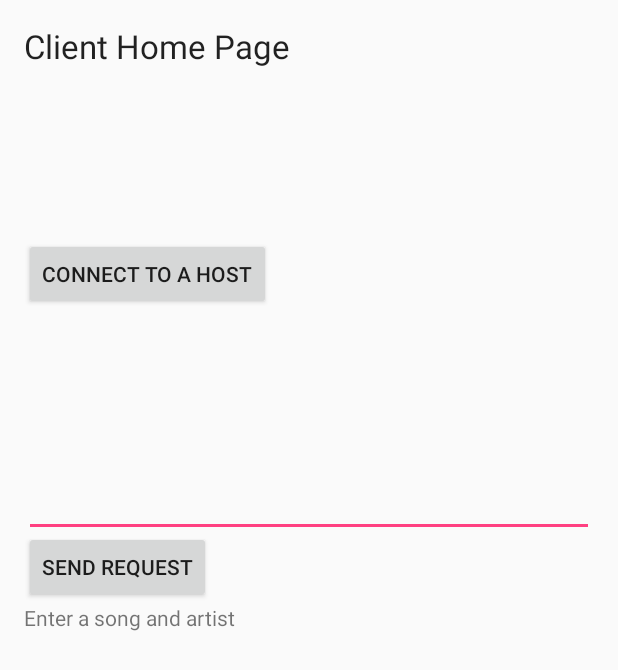
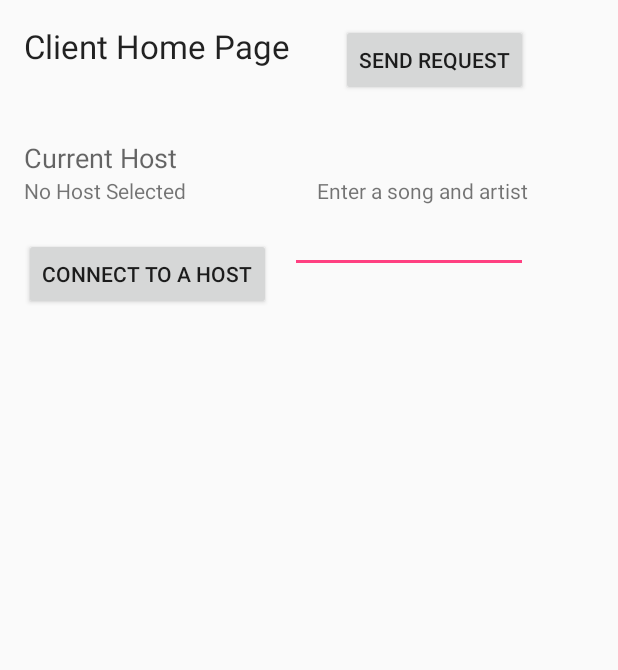
Before and after one commit to aJimmer/HackPoly2016, an Android app: the ClientMainActivity screen opened directly, with no data from a screen before it, on a phone screen of 412 x 824 dp. Shown: the top 670 px of the screen. Run offline under Robolectric (Android 15) with nearby library versions, the phone set to English and light mode, and no system bars.

Commit message:
ClientMainActivity

```diff
--- a/HackPoly2016/app/src/main/java/com/inasweaterpoorlyknit/hackpoly2016/ClientMainActivity.java
+++ b/HackPoly2016/app/src/main/java/com/inasweaterpoorlyknit/hackpoly2016/ClientMainActivity.java
@@ -1,11 +1,13 @@
 package com.inasweaterpoorlyknit.hackpoly2016;
 
 import android.content.Intent;
+import android.content.SharedPreferences;
 import android.support.v7.app.AppCompatActivity;
 import android.os.Bundle;
 import android.view.View;
 import android.widget.Button;
 import android.widget.EditText;
+import android.widget.TextView;
 
 import java.io.BufferedReader;
 import java.io.IOException;
@@ -18,12 +20,43 @@ public class ClientMainActivity extends AppCompatActivity {
     public final static String EXTRA_MESSAGE = "com.mycompany.myfirstapp.songrequest";
     public String songRequest;
     Button sendRequest;
+    Button connectToHost;
+    SharedPreferences prefs;
     @Override
     protected void onCreate(Bundle savedInstanceState) {
+        //initialize shared pref. folder to save host date
+        /*prefs = getSharedPreferences("HostData", MODE_PRIVATE);
+        SharedPreferences.Editor editor = prefs.edit();
+        editor.putString("host_ip", "null");
+        editor.apply();
+
+
+
+
+        TextView hostInfo = (TextView) findViewById(R.id.hostDisplay);
+        hostInfo.setText(prefs.getString("host_ip", "none set"));*/
+
         super.onCreate(savedInstanceState);
         setContentView(R.layout.activity_client_main);
+        //trying to get code to work on enter key
+        /*procRequest = (EditText) findViewById(R.id.songBox);
 
         sendRequest = (Button)findViewById(R.id.sendRequest);
+
+        connectToHost = (Button) findViewById(R.id.connectToHost);
+
+        connectToHost.setOnClickListener(new View.OnClickListener() {
+            @Override
+            public void onClick(View v) {
+                Intent intent = new Intent(v.getContext(), HostList.class);
+                startActivity(intent);
+
+
+
+            }
+        });*/
+
+        sendRequest = (Button) findViewById(R.id.sendRequest);
 
         sendRequest.setOnClickListener(new View.OnClickListener() {
             @Override
@@ -46,16 +79,16 @@ public class ClientMainActivity extends AppCompatActivity {
     }
 
     public void sendMessage(String str){
-        Scanner userInput = new Scanner(System.in);
-        String message;
+        //Scanner userInput = new Scanner(System.in);
+        //String message;
         Socket socket = null;
         try {
-            socket = new Socket("192.168.40.119", 9000);
-            message = userInput.nextLine();
+            socket = new Socket("192.168.43.87", 9000);
+            //message = userInput.nextLine();
             OutputStream os = socket.getOutputStream();
             PrintStream out = new PrintStream(os);
-            System.out.println("Client >> " + message);
-            out.println(message);
+            //System.out.println("Client >> " + str);
+            out.println(str);
             socket.close();
         } catch (IOException e) {
             e.printStackTrace();
--- a/HackPoly2016/app/src/main/res/layout/activity_client_main.xml
+++ b/HackPoly2016/app/src/main/res/layout/activity_client_main.xml
@@ -34,20 +34,21 @@
         android:layout_height="wrap_content"
         android:text="Send Request"
         android:id="@+id/sendRequest"
-        android:layout_above="@+id/textView"
-        android:layout_alignParentLeft="true"
-        android:layout_alignParentStart="true" />
+        android:layout_alignTop="@+id/clientHomePage"
+        android:layout_alignParentRight="true"
+        android:layout_alignParentEnd="true"
+        android:layout_marginRight="44dp"
+        android:layout_marginEnd="44dp" />
 
     <EditText
         android:layout_width="wrap_content"
         android:layout_height="wrap_content"
         android:id="@+id/songBox"
-        android:layout_below="@+id/connectToHost"
-        android:layout_alignParentLeft="true"
-        android:layout_alignParentStart="true"
-        android:layout_marginTop="106dp"
-        android:layout_alignParentRight="true"
-        android:layout_alignParentEnd="true" />
+        android:layout_below="@+id/hostDisplay"
+        android:layout_alignRight="@+id/sendRequest"
+        android:layout_alignEnd="@+id/sendRequest"
+        android:layout_toRightOf="@+id/clientHomePage"
+        android:layout_toEndOf="@+id/clientHomePage" />
 
     <TextView
         android:layout_width="wrap_content"
@@ -55,7 +56,28 @@
         android:textAppearance="?android:attr/textAppearanceSmall"
         android:text="Enter a song and artist"
         android:id="@+id/textView"
-        android:layout_centerVertical="true"
+        android:layout_alignTop="@+id/hostDisplay"
+        android:layout_alignRight="@+id/sendRequest"
+        android:layout_alignEnd="@+id/sendRequest" />
+
+    <TextView
+        android:layout_width="wrap_content"
+        android:layout_height="wrap_content"
+        android:textAppearance="?android:attr/textAppearanceMedium"
+        android:text="Current Host"
+        android:id="@+id/textView2"
+        android:layout_below="@+id/clientHomePage"
+        android:layout_alignParentLeft="true"
+        android:layout_alignParentStart="true"
+        android:layout_marginTop="47dp" />
+
+    <TextView
+        android:layout_width="wrap_content"
+        android:layout_height="wrap_content"
+        android:textAppearance="?android:attr/textAppearanceSmall"
+        android:text="No Host Selected"
+        android:id="@+id/hostDisplay"
+        android:layout_below="@+id/textView2"
         android:layout_alignParentLeft="true"
         android:layout_alignParentStart="true" />
 
--- a/HackPoly2016/app/src/main/res/values/dimens.xml
+++ b/HackPoly2016/app/src/main/res/values/dimens.xml
@@ -3,4 +3,6 @@
     <dimen name="activity_horizontal_margin">16dp</dimen>
     <dimen name="activity_vertical_margin">16dp</dimen>
     <dimen name="fab_margin">16dp</dimen>
+    <dimen name="app_bar_height">180dp</dimen>
+    <dimen name="text_margin">16dp</dimen>
 </resources>
--- a/HackPoly2016/app/src/main/res/values/strings.xml
+++ b/HackPoly2016/app/src/main/res/values/strings.xml
@@ -6,4 +6,5 @@
     <string name="title_activity_test">test</string>
     <string name="title_activity_host">HostActivity</string>
     <string name="title_activity_client">ClientActivity</string>
+    <string name="title_activity_server_lobby">ServerLobby</string>
 </resources>
```
Also changed, not shown: HackPoly2016/app/src/main/AndroidManifest.xml (+23 -0 lines), HackPoly2016/app/src/main/java/com/inasweaterpoorlyknit/hackpoly2016/HostList.java (added, +40 -0 lines), HackPoly2016/app/src/main/res/layout/activity_host_list.xml (added, +34 -0 lines), HackPoly2016/app/src/main/res/layout/content_host_list.xml (added, +15 -0 lines).
